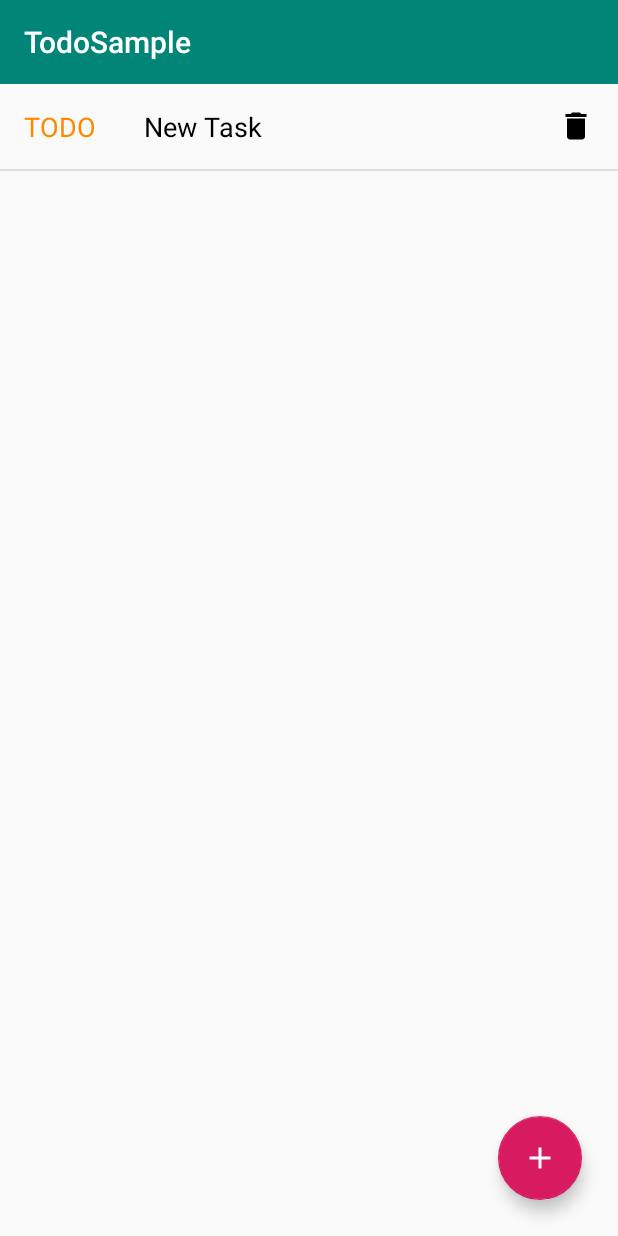
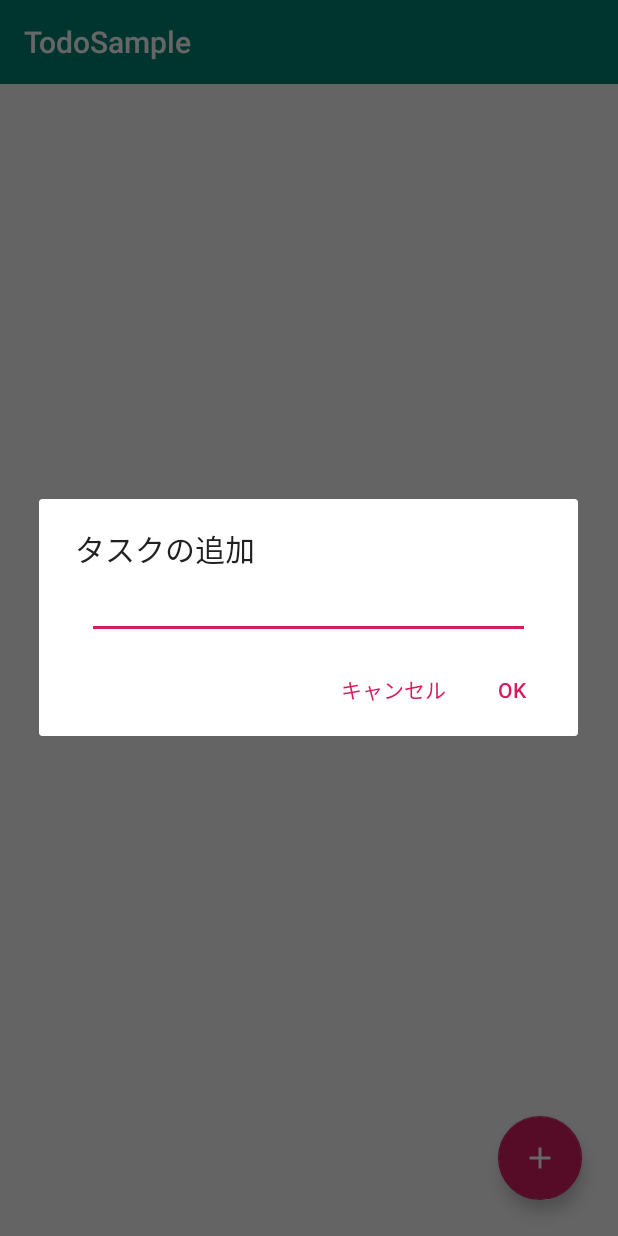
Before and after one commit to hirauchg/todo-sample, an Android app: the screen it shows after launch (MainActivity), after a tap on an icon or button, on a phone screen of 412 x 824 dp. Run offline under Robolectric (Android 15) with nearby library versions, the phone set to English and light mode, and no system bars; our stand-ins replace Room's generated code, RxJava.

Commit message:
【Kotlin MVP】MVPアーキテクチャで、TODOアプリを作成する #6 タスクの追加・編集処理の修正

```diff
--- a/app/src/main/java/com/hirauchi/todosample/MainFragment.kt
+++ b/app/src/main/java/com/hirauchi/todosample/MainFragment.kt
@@ -4,10 +4,8 @@ import android.os.Bundle
 import android.view.LayoutInflater
 import android.view.View
 import android.view.ViewGroup
-import android.widget.BaseAdapter
-import android.widget.ImageView
-import android.widget.TextView
-import android.widget.Toast
+import android.widget.*
+import androidx.appcompat.app.AlertDialog
 import androidx.core.content.ContextCompat
 import androidx.fragment.app.Fragment
 import kotlinx.android.synthetic.main.fragment_main.*
@@ -38,7 +36,23 @@ class MainFragment : Fragment(), TaskContract.View {
     presenter.loadTasks()
 
     addTaskButton.setOnClickListener {
-            presenter.insertTask("New Task")
+        val editText = EditText(context).apply {
+            layoutParams = LinearLayout.LayoutParams(LinearLayout.LayoutParams.MATCH_PARENT, LinearLayout.LayoutParams.WRAP_CONTENT)
+        }
+
+        val container = LinearLayout(context).apply {
+            setPadding(48,0,48,0)
+            addView(editText)
+        }
+
+        AlertDialog.Builder(context)
+            .setTitle(getString(R.string.add_dialog_title))
+            .setView(container)
+            .setPositiveButton(getString(R.string.ok), { dialog, which ->
+                presenter.insertTask(editText.text.toString())
+            })
+            .setNegativeButton(getString(R.string.cancel), null)
+            .show()
     }
 }
 
@@ -48,7 +62,26 @@ class MainFragment : Fragment(), TaskContract.View {
         }
 
         override fun onDescriptionClick(task: Task) {
-            presenter.updateTaskDescription(task, "Updated Task")
+            val context = context?: return
+
+            val editText = EditText(context).apply {
+                layoutParams = LinearLayout.LayoutParams(LinearLayout.LayoutParams.MATCH_PARENT, LinearLayout.LayoutParams.WRAP_CONTENT)
+                setText(task.description)
+            }
+
+            val container = LinearLayout(context).apply {
+                setPadding(48,0,48,0)
+                addView(editText)
+            }
+
+            AlertDialog.Builder(context)
+                .setTitle(getString(R.string.edit_dialog_title))
+                .setView(container)
+                .setPositiveButton(getString(R.string.ok), { dialog, which ->
+                    presenter.updateTaskDescription(task, editText.text.toString())
+                })
+                .setNegativeButton(getString(R.string.cancel), null)
+                .show()
         }
 
         override fun onDeleteClick(task: Task) {
--- a/app/src/main/res/values/strings.xml
+++ b/app/src/main/res/values/strings.xml
@@ -6,4 +6,8 @@
     <string name="doing">DOING</string>
     <string name="done">DONE</string>
     <string name="delete">削除</string>
+    <string name="add_dialog_title">タスクの追加</string>
+    <string name="edit_dialog_title">タスクの編集</string>
+    <string name="ok">OK</string>
+    <string name="cancel">キャンセル</string>
 </resources>
```
Lines whose indentation alone changed are shown as unchanged.
